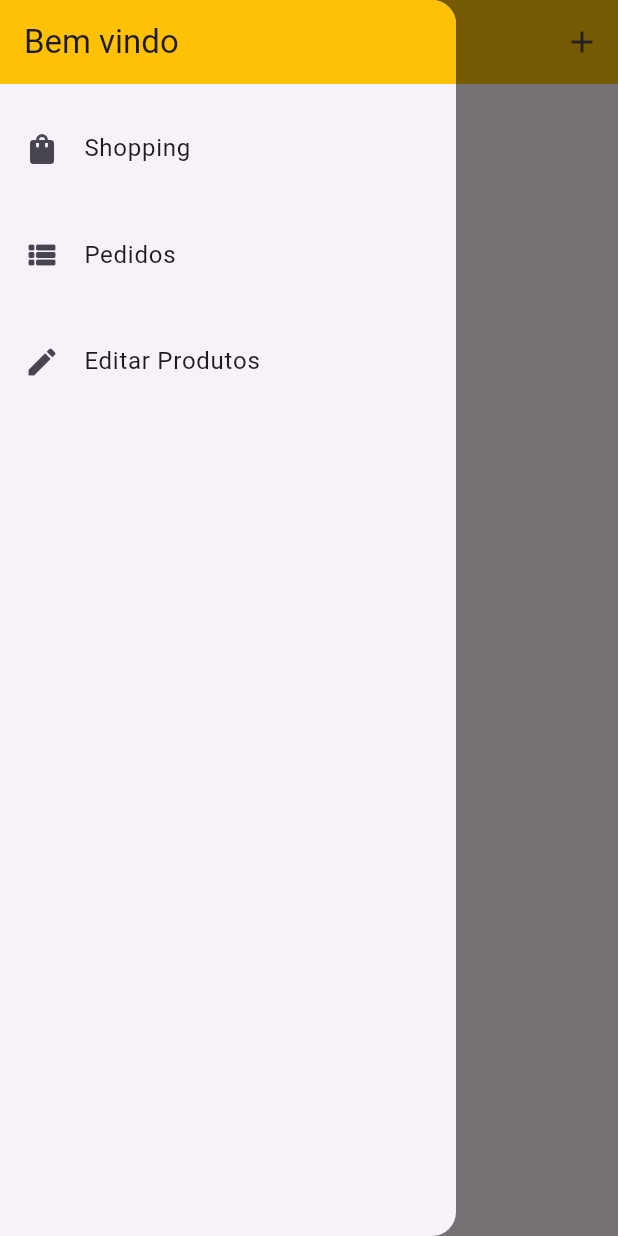
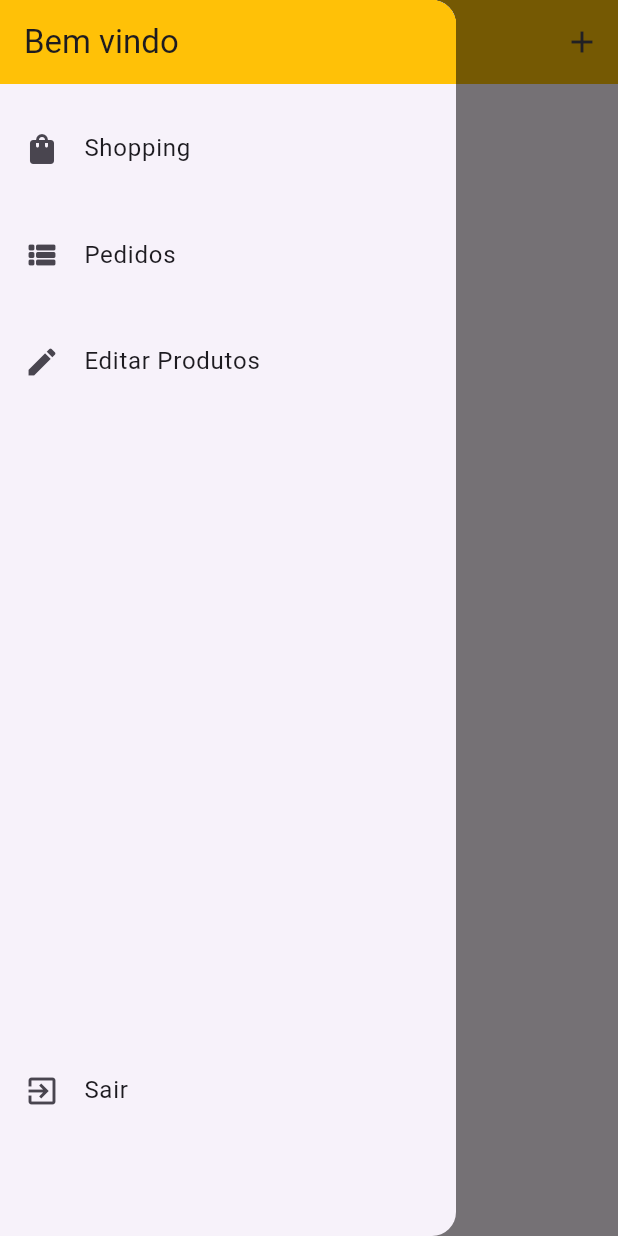
Before and after one commit to RiqAnas/App-Produtos-Estados, a Flutter app: the Producteditorpage screen opened by its route, with the side drawer open, on a phone screen of 412 x 824 dp. Run offline on Flutter 3.47's test engine with Material 3 defaults, Android fonts, the phone set to English and light mode, and no system bars; our stand-ins replace google_fonts; network calls fail; Roboto replaces fonts that are missing (Alexandria).

Commit message:
Adicionadas lógica de favoritos (product e productList) e pedidos po usuário (mudança na url) lógica de logout(no auth e no drawer) e ChangeNotifierProxyProvider no main

```diff
--- a/lib/Components/appDrawer.dart
+++ b/lib/Components/appDrawer.dart
@@ -1,5 +1,7 @@
+import 'package:appprodutosestados/Models/auth.dart';
 import 'package:appprodutosestados/Utils/appRoutes.dart';
 import 'package:flutter/material.dart';
+import 'package:provider/provider.dart';
 
 class Appdrawer extends StatelessWidget {
   @override
@@ -33,6 +35,17 @@ class Appdrawer extends StatelessWidget {
             onTap: () =>
                 Navigator.of(context).pushReplacementNamed(Approutes.EDITOR),
           ),
+          SizedBox(height: 400),
+          ListTile(
+            leading: Icon(Icons.exit_to_app),
+            title: Text("Sair"),
+            onTap: () {
+              Provider.of<Auth>(context, listen: false).logout();
+              Navigator.of(
+                context,
+              ).pushReplacementNamed(Approutes.AUTHORHOMEPAGE);
+            },
+          ),
         ],
       ),
     );
--- a/lib/Components/authForm.dart
+++ b/lib/Components/authForm.dart
@@ -36,7 +36,10 @@ class _AuthformState extends State<Authform> {
         actions: [
           TextButton(
             onPressed: Navigator.of(context).pop,
-            child: Text("Fechar"),
+            child: Text(
+              "Fechar",
+              style: TextStyle(color: Theme.of(context).primaryColor),
+            ),
           ),
         ],
       ),
@@ -55,6 +58,7 @@ class _AuthformState extends State<Authform> {
 
   Map<String, String> _authData = {'email': '', 'password': ''};
 
+  //método para login ou cadastro
   Future<void> _submit() async {
     final _isValid = _formKey.currentState?.validate() ?? false;
 
--- a/lib/Models/orderList.dart
+++ b/lib/Models/orderList.dart
@@ -10,6 +10,10 @@ import 'package:http/http.dart' as http;
 class Orderlist extends ChangeNotifier {
   final _baseUrl = Constants.BASEURLORDER;
   List<Order> _items = [];
+  final String _token;
+  final String _userId;
+
+  Orderlist([this._token = '', this._items = const [], this._userId = '']);
 
   List<Order> get items {
     return [..._items];
@@ -21,7 +25,9 @@ class Orderlist extends ChangeNotifier {
 
   Future<void> loadOrder() async {
     _items.clear();
-    final response = await http.get(Uri.parse("$_baseUrl.json"));
+    final response = await http.get(
+      Uri.parse("$_baseUrl/$_userId.json?auth=$_token"),
+    );
     Map<String, dynamic> data = jsonDecode(response.body);
     data.forEach((orderId, orderValue) {
       _items.add(
@@ -48,7 +54,7 @@ class Orderlist extends ChangeNotifier {
   Future<void> addOrder(Cart cart) async {
     final date = DateTime.now();
     final response = await http.post(
-      Uri.parse("$_baseUrl.json"),
+      Uri.parse("$_baseUrl/$_userId.json?auth=$_token"),
       body: jsonEncode(<String, Object>{
         'total': cart.totalAmount,
         'date': date.toIso8601String(),
--- a/lib/Utils/constants.dart
+++ b/lib/Utils/constants.dart
@@ -1,6 +1,10 @@
 class Constants {
   static const BASEURL =
-      'https://teste-shop-1977f-default-rtdb.firebaseio.com/products';
+      'https://novoteste-cf83c-default-rtdb.firebaseio.com/products';
   static const BASEURLORDER =
-      'https://teste-shop-1977f-default-rtdb.firebaseio.com/orders';
+      'https://novoteste-cf83c-default-rtdb.firebaseio.com/orders';
+  static const USERFAVORITEURL =
+      'https://novoteste-cf83c-default-rtdb.firebaseio.com/userfavorite';
+
+  static const KEY = 'AIzaSyBu_fM_Pg1_1GjqApP1gRW4QyF8FUwvN0s';
 }
```
Also changed, not shown: lib/Components/itemProduct.dart (+6 -1 lines), lib/Models/auth.dart (+14 -4 lines), lib/Models/product.dart (+5 -5 lines), lib/Models/productList.dart (+21 -6 lines), lib/main.dart (+23 -5 lines), 1 other file.
